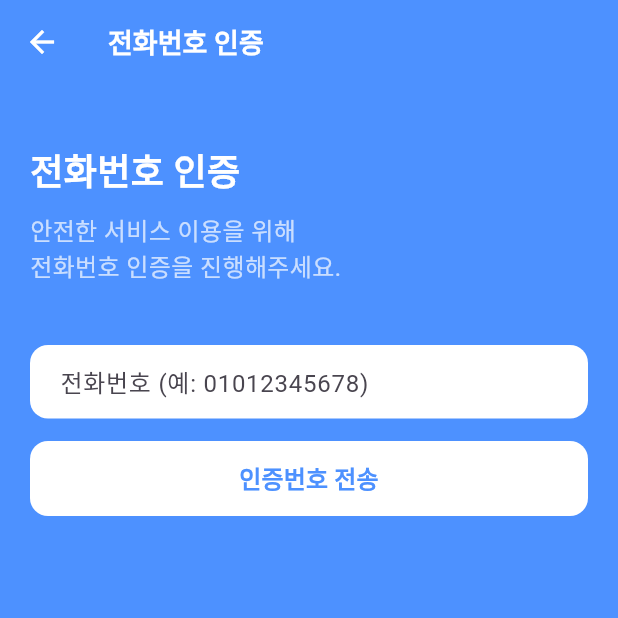
After one commit to daeyoung-k/unimal-flutter, a Flutter app: the PhoneVerificationScreen screen opened by its route, on a phone screen of 412 x 824 dp, the top half of it. The commit adds this screen. Run offline on Flutter 3.47's test engine with Material 3 defaults, Android fonts, the phone set to English and light mode, and no system bars; our stand-ins replace flutter_dotenv, flutter_secure_storage, flutter_svg, geolocator, get, google_maps_flutter and 3 more; missing offline and left inert: kakao_flutter_sdk, naver_login_sdk; accounts and stored records are empty; project files that could hold a hidden picture were left out.

Commit message:
utf-8 디코드, 번호인증 화면 적용

```diff
--- a/lib/main.dart
+++ b/lib/main.dart
@@ -39,9 +39,9 @@ class MyApp extends StatelessWidget {
   Widget build(BuildContext context) {
     return GetMaterialApp(
       getPages: AppRoutes().pages(),
-    //   home: loginChecked ? RootScreen() : SignupScreens(),
+      //   home: loginChecked ? RootScreen() : SignupScreens(),
       home: loginChecked ? RootScreen() : LoginScreens(),
-    //   home: loginChecked ? RootScreen() : RootScreen(selectedIndex: 1),
+      //   home: loginChecked ? RootScreen() : RootScreen(selectedIndex: 1),
     );
   }
 }
--- a/lib/screens/navigation/app_routes.dart
+++ b/lib/screens/navigation/app_routes.dart
@@ -7,6 +7,7 @@ import 'package:unimal/screens/board.dart';
 import 'package:unimal/screens/login.dart';
 import 'package:unimal/screens/map.dart';
 import 'package:unimal/screens/navigation/root_screen.dart';
+import 'package:unimal/screens/phone_verification.dart';
 import 'package:unimal/screens/profile.dart';
 import 'package:unimal/screens/search.dart';
 
@@ -18,6 +19,7 @@ class AppRoutes {
       GetPage(name: '/add', page: () => RootScreen(selectedIndex: 1)),
       GetPage(name: '/board', page: () => RootScreen(selectedIndex: 2)),
       GetPage(name: '/mypage', page: () => RootScreen(selectedIndex: 3)),
+      GetPage(name: '/phone-verification', page: () => PhoneVerificationScreen()),
     ];
   }
 
--- /dev/null
+++ b/lib/screens/phone_verification.dart
@@ -0,0 +1,282 @@
+import 'package:flutter/material.dart';
+import 'package:flutter/services.dart';
+import 'package:get/get.dart';
+import 'package:unimal/service/login/login_type.dart';
+import 'package:unimal/widget/alert/custom_alert.dart';
+
+class PhoneVerificationScreen extends StatefulWidget {
+  const PhoneVerificationScreen({super.key});
+
+  @override
+  State<PhoneVerificationScreen> createState() => _PhoneVerificationScreenState();
+}
+
+class _PhoneVerificationScreenState extends State<PhoneVerificationScreen> {
+  final TextEditingController _phoneController = TextEditingController();
+  final TextEditingController _verificationCodeController = TextEditingController();
+  final CustomAlert _customAlert = CustomAlert();
+
+  bool _isVerificationSent = false;
+  bool _isLoading = false;
+
+  LoginType? _loginType;
+  String? _email;
+
+  @override
+  void initState() {
+    super.initState();
+    // 전달받은 인자들 저장
+    final arguments = Get.arguments as Map<String, dynamic>?;
+    if (arguments != null) {
+      _loginType = arguments['loginType'] as LoginType?;
+      _email = arguments['email'] as String?;
+    }
+  }
+
+  @override
+  void dispose() {
+    _phoneController.dispose();
+    _verificationCodeController.dispose();
+    super.dispose();
+  }
+
+  // 전화번호 형식 검증
+  bool _isValidPhoneNumber(String phone) {
+    return RegExp(r'^01[0-9]\d{3,4}\d{4}$').hasMatch(phone);
+  }
+
+  // 인증번호 전송
+  Future<void> _sendVerificationCode() async {
+    if (!_isValidPhoneNumber(_phoneController.text)) {
+      _customAlert.showTextAlert("입력 오류", "올바른 전화번호 형식을 입력해주세요.\n예: 01012345678");
+      return;
+    }
+
+    setState(() {
+      _isLoading = true;
+    });
+
+    try {
+      // TODO: 실제 인증번호 전송 API 호출
+      await Future.delayed(Duration(seconds: 2)); // 임시 딜레이
+
+      setState(() {
+        _isVerificationSent = true;
+        _isLoading = false;
+      });
+
+      _customAlert.showTextAlert("인증번호 전송", "인증번호가 전송되었습니다.");
+    } catch (error) {
+      setState(() {
+        _isLoading = false;
+      });
+      _customAlert.showTextAlert("전송 실패", "인증번호 전송에 실패했습니다.\n다시 시도해주세요.");
+    }
+  }
+
+  // 인증번호 확인
+  Future<void> _verifyCode() async {
+    if (_verificationCodeController.text.isEmpty) {
+      _customAlert.showTextAlert("입력 오류", "인증번호를 입력해주세요.");
+      return;
+    }
+
+    setState(() {
+      _isLoading = true;
+    });
+
+    try {
+      // TODO: 실제 인증번호 확인 API 호출
+      await Future.delayed(Duration(seconds: 2)); // 임시 딜레이
+
+      // 인증 성공 시 로그인 완료 처리
+      await _completeLogin();
+
+    } catch (error) {
+      setState(() {
+        _isLoading = false;
+      });
+      _customAlert.showTextAlert("인증 실패", "인증번호가 올바르지 않습니다.\n다시 확인해주세요.");
+    }
+  }
+
+  // 로그인 완료 처리
+  Future<void> _completeLogin() async {
+    try {
+      // TODO: 백엔드에 인증 완료 요청
+      // await _sendVerificationComplete();
+
+      // 로그인 성공 시 메인 화면으로 이동
+      Get.offAllNamed("/map");
+    } catch (error) {
+      _customAlert.showTextAlert("로그인 실패", "로그인 처리 중 오류가 발생했습니다.");
+    }
+  }
+
+  @override
+  Widget build(BuildContext context) {
+    return Scaffold(
+      backgroundColor: const Color(0xFF4D91FF),
+      appBar: AppBar(
+        backgroundColor: Colors.transparent,
+        elevation: 0,
+        leading: IconButton(
+          icon: Icon(Icons.arrow_back, color: Colors.white),
+          onPressed: () => Get.back(),
+        ),
+        title: Text(
+          '전화번호 인증',
+          style: TextStyle(
+            color: Colors.white,
+            fontSize: 18,
+            fontWeight: FontWeight.w600,
+          ),
+        ),
+      ),
+      body: SafeArea(
+        child: Padding(
+          padding: EdgeInsets.all(20),
+          child: Column(
+            crossAxisAlignment: CrossAxisAlignment.start,
+            children: [
+              SizedBox(height: 20),
+              Text(
+                '전화번호 인증',
+                style: TextStyle(
+                  color: Colors.white,
+                  fontSize: 24,
+                  fontWeight: FontWeight.bold,
+                ),
+              ),
+              SizedBox(height: 10),
+              Text(
+                '안전한 서비스 이용을 위해\n전화번호 인증을 진행해주세요.',
+                style: TextStyle(
+                  color: Colors.white70,
+                  fontSize: 16,
+                ),
+              ),
+              SizedBox(height: 40),
+
+              // 전화번호 입력
+              Container(
+                width: double.infinity,
+                child: TextField(
+                  controller: _phoneController,
+                  keyboardType: TextInputType.phone,
+                  inputFormatters: [
+                    FilteringTextInputFormatter.digitsOnly,
+                    LengthLimitingTextInputFormatter(11),
+                  ],
+                  decoration: InputDecoration(
+                    hintText: '전화번호 (예: 01012345678)',
+                    filled: true,
+                    fillColor: Colors.white,
+                    border: OutlineInputBorder(
+                      borderRadius: BorderRadius.circular(12),
+                      borderSide: BorderSide.none,
+                    ),
+                    contentPadding: EdgeInsets.symmetric(horizontal: 16, vertical: 12),
+                  ),
+                ),
+              ),
+              SizedBox(height: 15),
+
+              // 인증번호 전송 버튼
+              SizedBox(
+                width: double.infinity,
+                height: 50,
+                child: ElevatedButton(
+                  onPressed: _isLoading ? null : _sendVerificationCode,
+                  style: ElevatedButton.styleFrom(
+                    backgroundColor: Colors.white,
+                    foregroundColor: const Color(0xFF4D91FF),
+                    shape: RoundedRectangleBorder(
+                      borderRadius: BorderRadius.circular(12),
+                    ),
+                    elevation: 0,
+                  ),
+                  child: _isLoading
+                      ? SizedBox(
+                          width: 20,
+                          height: 20,
+                          child: CircularProgressIndicator(
+                            strokeWidth: 2,
+                            valueColor: AlwaysStoppedAnimation<Color>(const Color(0xFF4D91FF)),
+                          ),
+                        )
+                      : Text(
+                          '인증번호 전송',
+                          style: TextStyle(
+                            fontSize: 16,
+                            fontWeight: FontWeight.w600,
+                          ),
+                        ),
+                ),
+              ),
+
+              if (_isVerificationSent) ...[
+                SizedBox(height: 30),
+                Container(
+                  width: double.infinity,
+                  child: TextField(
+                    controller: _verificationCodeController,
+                    keyboardType: TextInputType.number,
+                    inputFormatters: [
+                      FilteringTextInputFormatter.digitsOnly,
+                      LengthLimitingTextInputFormatter(6),
+                    ],
+                    decoration: InputDecoration(
+                      hintText: '인증번호 6자리',
+                      filled: true,
+                      fillColor: Colors.white,
+                      border: OutlineInputBorder(
+                        borderRadius: BorderRadius.circular(12),
+                        borderSide: BorderSide.none,
+                      ),
+                      contentPadding: EdgeInsets.symmetric(horizontal: 16, vertical: 12),
+                    ),
+                  ),
+                ),
+                SizedBox(height: 15),
+
+                // 인증번호 확인 버튼
+                SizedBox(
+                  width: double.infinity,
+                  height: 50,
+                  child: ElevatedButton(
+                    onPressed: _isLoading ? null : _verifyCode,
+                    style: ElevatedButton.styleFrom(
+                      backgroundColor: Colors.white,
+                      foregroundColor: const Color(0xFF4D91FF),
+                      shape: RoundedRectangleBorder(
+                        borderRadius: BorderRadius.circular(12),
+                      ),
+                      elevation: 0,
+                    ),
+                    child: _isLoading
+                        ? SizedBox(
+                            width: 20,
+                            height: 20,
+                            child: CircularProgressIndicator(
+                              strokeWidth: 2,
+                              valueColor: AlwaysStoppedAnimation<Color>(const Color(0xFF4D91FF)),
+                            ),
+                          )
+                        : Text(
+                            '인증번호 확인',
+                            style: TextStyle(
+                              fontSize: 16,
+                              fontWeight: FontWeight.w600,
+                            ),
+                          ),
+                  ),
+                ),
+              ],
+            ],
+          ),
+        ),
+      ),
+    );
+  }
+}
--- a/lib/service/login/kakao_login_service.dart
+++ b/lib/service/login/kakao_login_service.dart
@@ -25,9 +25,12 @@ class KakaoLoginService {
       OAuthToken token = await UserApi.instance.loginWithKakaoAccount();
       var host = Platform.isAndroid ? '10.0.2.2' : 'localhost';
       var url = Uri.http('${host}:8080', 'user/auth/login/mobile/kakao');
-      var headers = {"Authorization": "Bearer ${token.accessToken}"};
+      var headers = {
+        "Authorization": "Bearer ${token.accessToken}",
+        "Content-Type": "application/json; charset=utf-8",
+      };
       var res = await http.get(url, headers: headers);
-      var bodyData = jsonDecode(res.body);
+      var bodyData = jsonDecode(utf8.decode(res.bodyBytes));
 
       if (bodyData['code'] == 200) {
         final authState = Get.find<AuthState>();
@@ -38,6 +41,13 @@ class KakaoLoginService {
           LoginType.kakao,
         );
         Get.offAllNamed("/map");
+      } else if (bodyData['code'] == 1009) {
+        print(bodyData);
+        // 번호 인증 페이지로 이동
+        Get.toNamed("/phone-verification", arguments: {
+          'loginType': LoginType.kakao,
+          'email': bodyData["data"],
+        });
       } else {
         logger.e("카카오 로그인 실패.. code: ${bodyData['code']} message: ${bodyData['message']}");
         customAlert.showTextAlert("로그인 오류", "카카오 로그인 오류 입니다.\n잠시후에 다시 시도 해주세요.");
```
